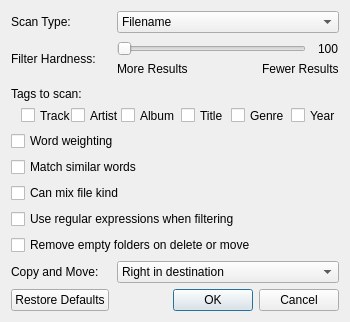
Before: the Qt Designer form qt/me/preferences_dialog.ui in arsenetar/dupeguru, drawn with Qt 5.
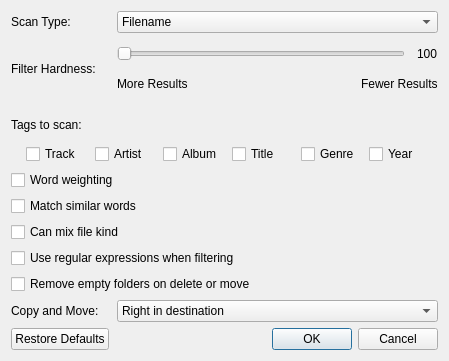
After: the same form once the commit is applied.

Commit message: dgme qt: Fixed visual glitch in preference panel under Linux.

Diff of the .ui file:
```diff
--- a/qt/me/preferences_dialog.ui
+++ b/qt/me/preferences_dialog.ui
@@ -6,8 +6,8 @@
    <rect>
     <x>0</x>
     <y>0</y>
-    <width>350</width>
-    <height>322</height>
+    <width>449</width>
+    <height>361</height>
    </rect>
   </property>
   <property name="windowTitle">
@@ -193,97 +193,86 @@
          <height>40</height>
         </size>
        </property>
+       <layout class="QVBoxLayout" name="verticalLayout_4">
+        <property name="spacing">
+         <number>0</number>
+        </property>
+        <property name="margin">
+         <number>0</number>
+        </property>
+        <item>
        <widget class="QLabel" name="label_6">
-        <property name="geometry">
-         <rect>
-          <x>0</x>
-          <y>0</y>
-          <width>91</width>
-          <height>17</height>
-         </rect>
-        </property>
         <property name="text">
          <string>Tags to scan:</string>
         </property>
        </widget>
+        </item>
+        <item>
+         <layout class="QHBoxLayout" name="horizontalLayout_2">
+          <property name="spacing">
+           <number>0</number>
+          </property>
+          <item>
+           <spacer name="horizontalSpacer">
+            <property name="orientation">
+             <enum>Qt::Horizontal</enum>
+            </property>
+            <property name="sizeType">
+             <enum>QSizePolicy::Fixed</enum>
+            </property>
+            <property name="sizeHint" stdset="0">
+             <size>
+              <width>15</width>
+              <height>20</height>
+             </size>
+            </property>
+           </spacer>
+          </item>
+          <item>
        <widget class="QCheckBox" name="tagTrackBox">
-        <property name="geometry">
-         <rect>
-          <x>10</x>
-          <y>20</y>
-          <width>51</width>
-          <height>21</height>
-         </rect>
-        </property>
         <property name="text">
          <string>Track</string>
         </property>
        </widget>
+          </item>
+          <item>
        <widget class="QCheckBox" name="tagArtistBox">
-        <property name="geometry">
-         <rect>
-          <x>60</x>
-          <y>20</y>
-          <width>51</width>
-          <height>21</height>
-         </rect>
-        </property>
         <property name="text">
          <string>Artist</string>
         </property>
        </widget>
+          </item>
+          <item>
        <widget class="QCheckBox" name="tagAlbumBox">
-        <property name="geometry">
-         <rect>
-          <x>110</x>
-          <y>20</y>
-          <width>61</width>
-          <height>21</height>
-         </rect>
-        </property>
         <property name="text">
          <string>Album</string>
         </property>
        </widget>
+          </item>
+          <item>
        <widget class="QCheckBox" name="tagTitleBox">
-        <property name="geometry">
-         <rect>
-          <x>170</x>
-          <y>20</y>
-          <width>51</width>
-          <height>21</height>
-         </rect>
-        </property>
         <property name="text">
          <string>Title</string>
         </property>
        </widget>
+          </item>
+          <item>
        <widget class="QCheckBox" name="tagGenreBox">
-        <property name="geometry">
-         <rect>
-          <x>220</x>
-          <y>20</y>
-          <width>61</width>
-          <height>21</height>
-         </rect>
-        </property>
         <property name="text">
          <string>Genre</string>
         </property>
        </widget>
+          </item>
+          <item>
        <widget class="QCheckBox" name="tagYearBox">
-        <property name="geometry">
-         <rect>
-          <x>280</x>
-          <y>20</y>
-          <width>51</width>
-          <height>21</height>
-         </rect>
-        </property>
         <property name="text">
          <string>Year</string>
         </property>
        </widget>
+          </item>
+         </layout>
+        </item>
+       </layout>
       </widget>
      </item>
      <item>
```
Lines whose indentation alone changed are shown as unchanged.
